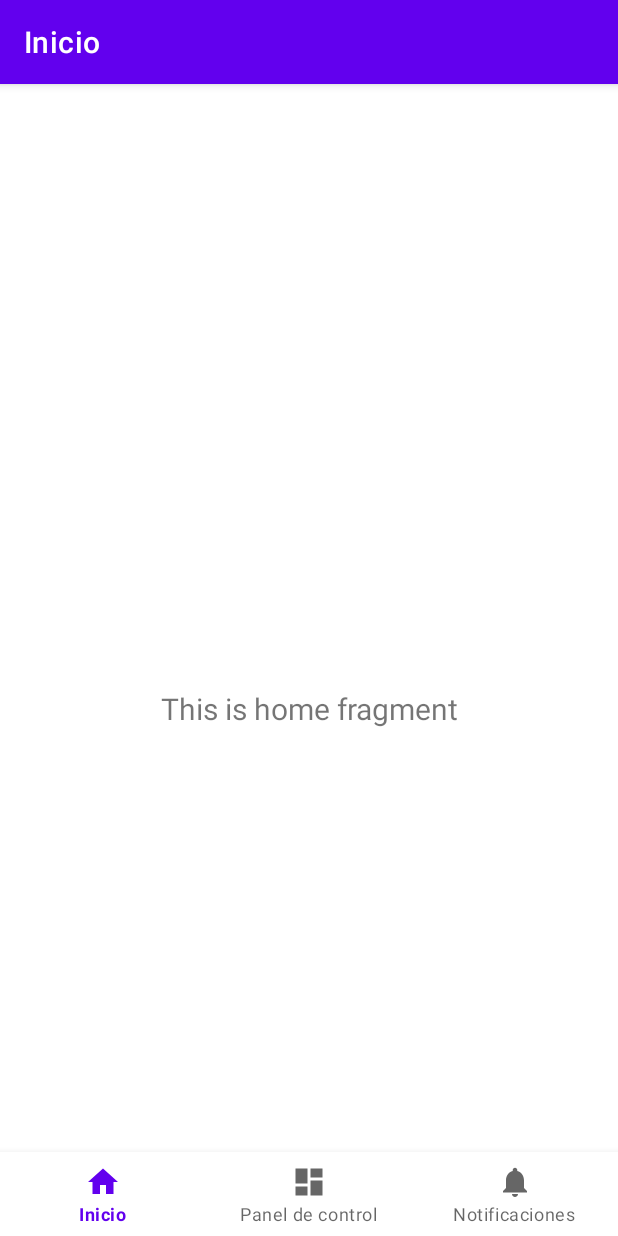
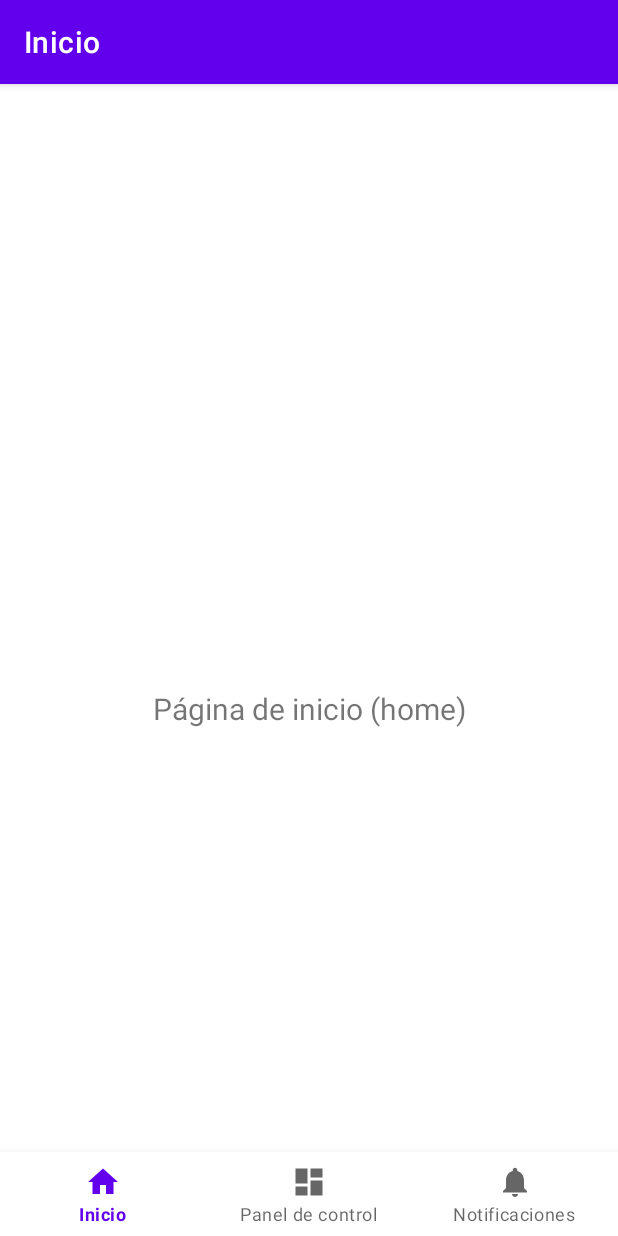
Before and after one commit to tomxscode/EasySala, an Android app: the screen it shows after launch (MainActivity), on a phone screen of 412 x 824 dp. Run offline under Robolectric (Android 15) with nearby library versions, the phone set to English and light mode, and no system bars; our stand-ins replace navigation-ui.

```diff
--- a/app/src/main/java/com/example/easysala/ui/home/HomeFragment.java
+++ b/app/src/main/java/com/example/easysala/ui/home/HomeFragment.java
@@ -18,14 +18,9 @@ public class HomeFragment extends Fragment {
 
     public View onCreateView(@NonNull LayoutInflater inflater,
                              ViewGroup container, Bundle savedInstanceState) {
-        HomeViewModel homeViewModel =
-                new ViewModelProvider(this).get(HomeViewModel.class);
 
         binding = FragmentHomeBinding.inflate(inflater, container, false);
         View root = binding.getRoot();
-
-        final TextView textView = binding.textHome;
-        homeViewModel.getText().observe(getViewLifecycleOwner(), textView::setText);
         return root;
     }
 
--- a/app/src/main/java/com/example/easysala/ui/home/HomeViewModel.java
+++ /dev/null
@@ -1,19 +0,0 @@
-package com.example.easysala.ui.home;
-
-import androidx.lifecycle.LiveData;
-import androidx.lifecycle.MutableLiveData;
-import androidx.lifecycle.ViewModel;
-
-public class HomeViewModel extends ViewModel {
-
-    private final MutableLiveData<String> mText;
-
-    public HomeViewModel() {
-        mText = new MutableLiveData<>();
-        mText.setValue("This is home fragment");
-    }
-
-    public LiveData<String> getText() {
-        return mText;
-    }
-}
--- a/app/src/main/res/layout/activity_main.xml
+++ b/app/src/main/res/layout/activity_main.xml
@@ -1,6 +1,7 @@
 <?xml version="1.0" encoding="utf-8"?>
 <androidx.constraintlayout.widget.ConstraintLayout xmlns:android="http://schemas.android.com/apk/res/android"
     xmlns:app="http://schemas.android.com/apk/res-auto"
+    xmlns:tools="http://schemas.android.com/tools"
     android:id="@+id/container"
     android:layout_width="match_parent"
     android:layout_height="match_parent"
--- a/app/src/main/res/layout/fragment_dashboard.xml
+++ b/app/src/main/res/layout/fragment_dashboard.xml
@@ -13,6 +13,7 @@
         android:layout_marginStart="8dp"
         android:layout_marginTop="8dp"
         android:layout_marginEnd="8dp"
+        android:text="Vista dashboard"
         android:textAlignment="center"
         android:textSize="20sp"
         app:layout_constraintBottom_toBottomOf="parent"
--- a/app/src/main/res/layout/fragment_home.xml
+++ b/app/src/main/res/layout/fragment_home.xml
@@ -13,6 +13,7 @@
         android:layout_marginStart="8dp"
         android:layout_marginTop="8dp"
         android:layout_marginEnd="8dp"
+        android:text="Página de inicio (home)"
         android:textAlignment="center"
         android:textSize="20sp"
         app:layout_constraintBottom_toBottomOf="parent"
--- a/app/src/main/res/layout/fragment_notifications.xml
+++ b/app/src/main/res/layout/fragment_notifications.xml
@@ -13,6 +13,7 @@
         android:layout_marginStart="8dp"
         android:layout_marginTop="8dp"
         android:layout_marginEnd="8dp"
+        android:text="Nueva vista"
         android:textAlignment="center"
         android:textSize="20sp"
         app:layout_constraintBottom_toBottomOf="parent"
```
